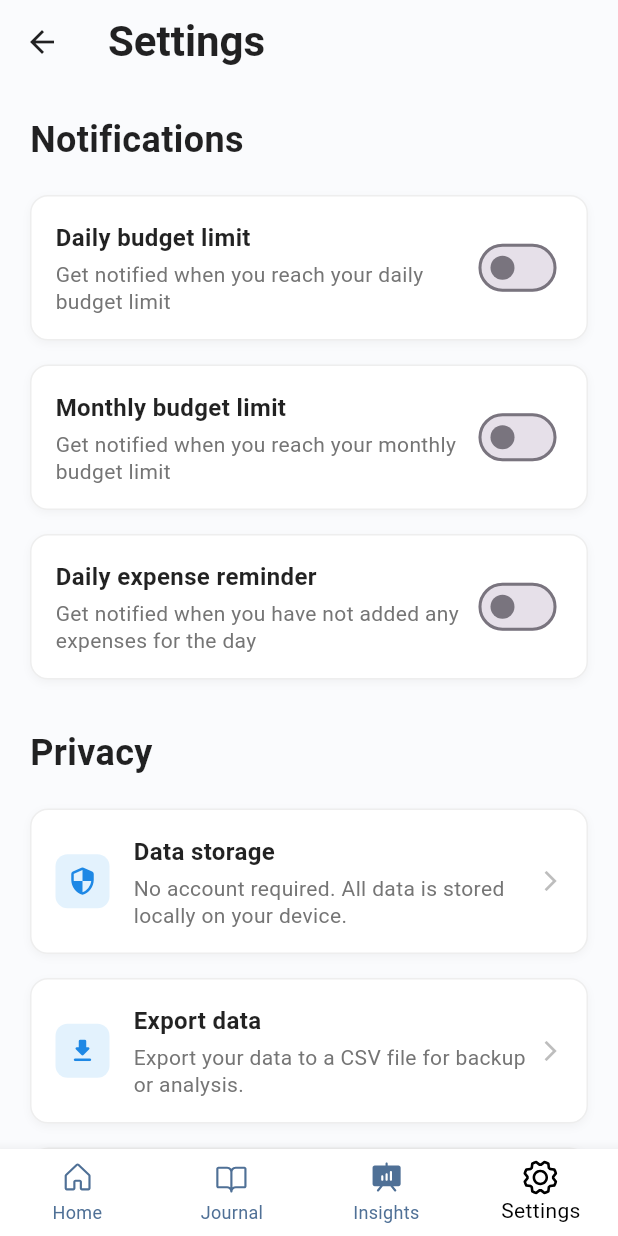
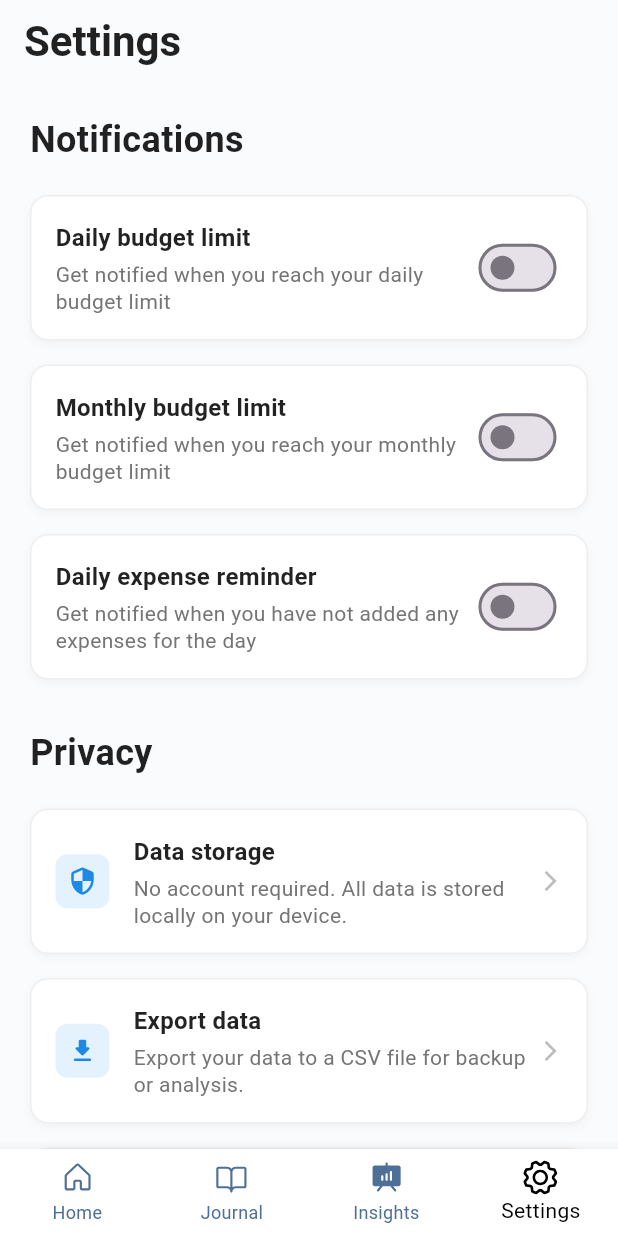
Before and after one commit to Kayuemkhan/expensetracker, a Flutter app: the screen it shows after launch, item 4 of the bottom bar chosen, on a phone screen of 412 x 824 dp. Run offline on Flutter 3.47's test engine with Material 3 defaults, Android fonts, the phone set to English and light mode, and no system bars; our stand-ins replace dio, fl_chart, flutter_local_notifications, flutter_svg, get, logger and 3 more; accounts and stored records are empty; project files that could hold a hidden picture were left out.

Commit message:
Update settings page, remove the background icon

```diff
--- a/lib/app/modules/settings/views/settings_view.dart
+++ b/lib/app/modules/settings/views/settings_view.dart
@@ -4,6 +4,8 @@ import 'package:flutter/material.dart';
 import 'package:get/get.dart';
 
 class SettingsView extends BaseView<SettingsController> {
+   SettingsView({super.key});
+
   @override
   PreferredSizeWidget? appBar(BuildContext context) {
     return AppBar(
@@ -17,10 +19,7 @@ class SettingsView extends BaseView<SettingsController> {
       ),
       backgroundColor: Colors.transparent,
       elevation: 0,
-      leading: IconButton(
-        icon: const Icon(Icons.arrow_back, color: Colors.black87),
-        onPressed: () => Get.back(),
-      ),
+
     );
   }
 
```
